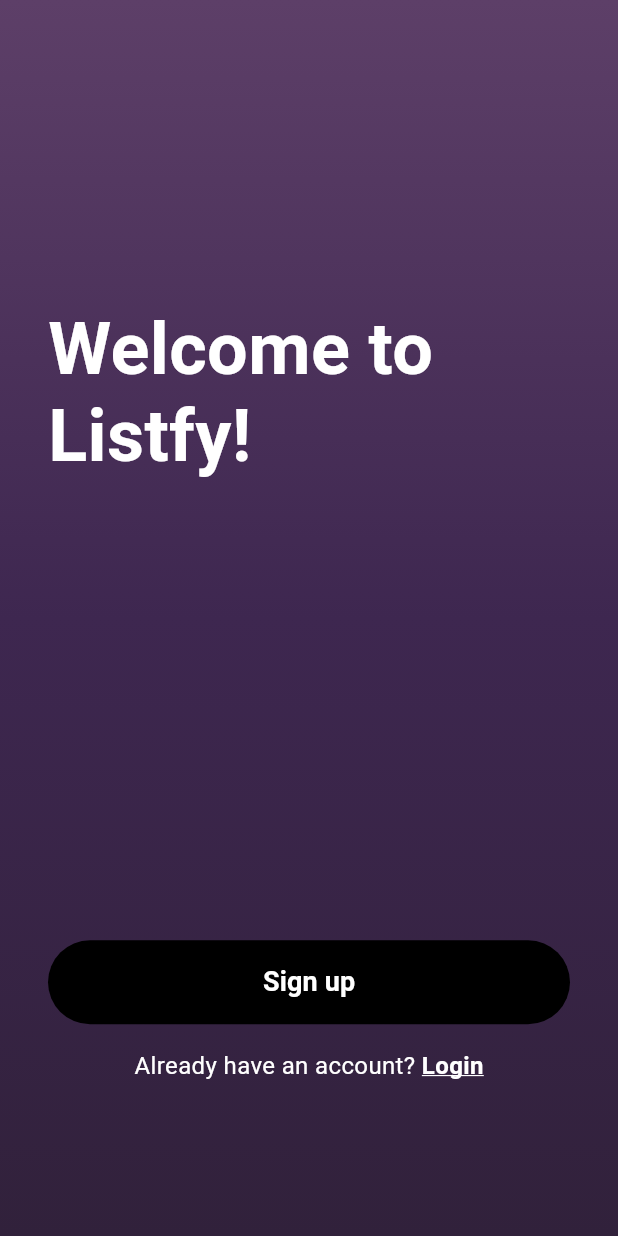
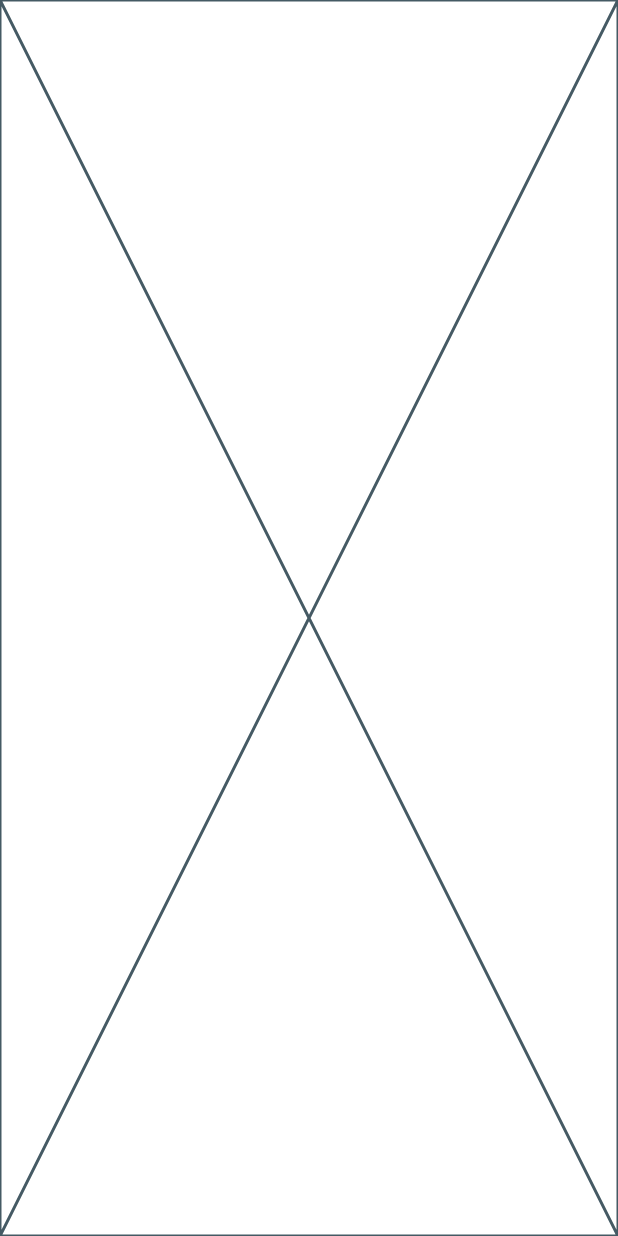
Before and after one commit to DaniloHonda/ListfyApp, a Flutter app: the screen it shows after launch, after a tap on "Sign up", on a phone screen of 412 x 824 dp. Run offline on Flutter 3.47's test engine with Material 3 defaults, Android fonts, the phone set to English and light mode, and no system bars; our stand-ins replace google_fonts; Roboto replaces fonts that are missing (Chivo).

Commit message:
chore: new project folder structure

```diff
--- /dev/null
+++ b/lib/app.dart
@@ -0,0 +1,21 @@
+import 'package:flutter/material.dart';
+import 'package:google_fonts/google_fonts.dart';
+import 'presentation/views/auth/welcome_view.dart';
+
+class MyApp extends StatelessWidget {
+  const MyApp({super.key});
+
+  @override
+  Widget build(BuildContext context) {
+    return MaterialApp(
+      title: 'Listfy',
+      theme: ThemeData(
+        useMaterial3: true,
+        textTheme: GoogleFonts.chivoTextTheme(),
+        colorScheme: ColorScheme.fromSeed(seedColor: Colors.purple),
+      ),
+      home: const WelcomeView(),
+      debugShowCheckedModeBanner: false,
+    );
+  }
+}
--- a/lib/main.dart
+++ b/lib/main.dart
@@ -1,130 +1,5 @@
 import 'package:flutter/material.dart';
-import 'package:google_fonts/google_fonts.dart';
-
-class WelcomeScreen extends StatelessWidget {
-  const WelcomeScreen({super.key});
-
-  @override
-  Widget build(BuildContext context) {
-    return Scaffold(
-      body: Container(
-        decoration: const BoxDecoration(
-          gradient: LinearGradient(
-            begin: Alignment.topCenter,
-            end: Alignment.bottomCenter,
-            colors: [
-              Color.fromARGB(255, 93, 63, 104),
-              Color.fromARGB(255, 62, 39, 80),
-              Color.fromARGB(255, 49, 33, 59),
-            ],
-          ),
-        ),
-        child: SafeArea(
-          child: Padding(
-            padding: const EdgeInsets.symmetric(horizontal: 32.0),
-            child: Column(
-              children: [
-                const Spacer(flex: 2),
-
-                // Título de boas-vindas
-                SizedBox(
-                  width: double.infinity,
-                  child: Text(
-                    'Welcome to\nListfy!',
-                    textAlign: TextAlign.left,
-                    style: TextStyle(
-                      fontSize: 48,
-                      fontWeight: FontWeight.bold,
-                      color: Colors.white,
-                      height: 1.2,
-                      fontFamily: GoogleFonts.chivo().fontFamily,
-                    ),
-                  ),
-                ),
-
-                const Spacer(flex: 3),
-
-                SizedBox(
-                  width: double.infinity,
-                  height: 56,
-                  child: ElevatedButton(
-                    onPressed: () {
-                    },
-                    style: ElevatedButton.styleFrom(
-                      backgroundColor: Colors.black,
-                      foregroundColor: Colors.white,
-                      shape: RoundedRectangleBorder(
-                        borderRadius: BorderRadius.circular(28),
-                      ),
-                      elevation: 0,
-                    ),
-                    child: Text(
-                      'Sign up',
-                      style: TextStyle(
-                        fontSize: 18,
-                        fontWeight: FontWeight.w600,
-                        fontFamily: GoogleFonts.chivo().fontFamily,
-                      ),
-                    ),
-                  ),
-                ),
-
-                const SizedBox(height: 16),
-
-                Row(
-                  mainAxisAlignment: MainAxisAlignment.center,
-                  children: [
-                    Text(
-                      'Already have an account? ',
-                      style: TextStyle(
-                        color: Colors.white,
-                        fontSize: 16,
-                        fontFamily: GoogleFonts.chivo().fontFamily,
-                      ),
-                    ),
-                    GestureDetector(
-                      onTap: () {
-                      },
-                      child:                       Text(
-                        'Login',
-                        style: TextStyle(
-                          color: Colors.white,
-                          fontSize: 16,
-                          fontWeight: FontWeight.w600,
-                          decoration: TextDecoration.underline,
-                          decorationColor: Colors.white,
-                          fontFamily: GoogleFonts.chivo().fontFamily,
-                        ),
-                      ),
-                    ),
-                  ],
-                ),
-
-                const Spacer(flex: 1),
-              ],
-            ),
-          ),
-        ),
-      ),
-    );
-  }
-}
-
-class MyApp extends StatelessWidget {
-  const MyApp({super.key});
-
-  @override
-  Widget build(BuildContext context) {
-    return MaterialApp(
-      title: 'Listfy',
-      theme: ThemeData(
-        primarySwatch: Colors.purple,
-      ),
-      home: const WelcomeScreen(),
-      debugShowCheckedModeBanner: false,
-    );
-  }
-}
+import 'app.dart';
 
 void main() {
   runApp(const MyApp());
--- /dev/null
+++ b/lib/presentation/views/auth/login.dart
@@ -0,0 +1,10 @@
+import 'package:flutter/material.dart';
+
+class Login extends StatelessWidget {
+  const Login({super.key});
+
+  @override
+  Widget build(BuildContext context) {
+    return const Placeholder();
+  }
+}
--- /dev/null
+++ b/lib/presentation/views/auth/register.dart
@@ -0,0 +1,10 @@
+import 'package:flutter/material.dart';
+
+class MyWidget extends StatelessWidget {
+  const MyWidget({super.key});
+
+  @override
+  Widget build(BuildContext context) {
+    return const Placeholder();
+  }
+}
--- /dev/null
+++ b/lib/presentation/views/auth/welcome_view.dart
@@ -0,0 +1,65 @@
+import 'package:flutter/material.dart';
+import 'package:listfy_app/presentation/views/auth/login.dart';
+import 'package:listfy_app/presentation/views/widgets/auth_button.dart';
+import 'package:listfy_app/presentation/views/widgets/login_prompt.dart';
+
+
+class WelcomeView extends StatelessWidget {
+  const WelcomeView({super.key});
+
+  @override
+  Widget build(BuildContext context) {
+    return Scaffold(
+      body: Container(
+        decoration: const BoxDecoration(
+          gradient: LinearGradient(
+            begin: Alignment.topCenter,
+            end: Alignment.bottomCenter,
+            colors: [
+              Color.fromARGB(255, 93, 63, 104),
+              Color.fromARGB(255, 62, 39, 80),
+              Color.fromARGB(255, 49, 33, 59),
+            ],
+          ),
+        ),
+        child: SafeArea(
+          child: Padding(
+            padding: const EdgeInsets.symmetric(horizontal: 32.0),
+            child: Column(
+              children: [
+                const Spacer(flex: 2),
+
+                SizedBox(
+                  width: double.infinity,
+                  child: Text(
+                    'Welcome to\nListfy!',
+                    textAlign: TextAlign.left,
+                    style: TextStyle(
+                      fontSize: 48,
+                      fontWeight: FontWeight.bold,
+                      color: Colors.white,
+                      height: 1.2,
+                    ),
+                  ),
+                ),
+
+                const Spacer(flex: 3),
+
+                AuthButton(
+                  text: 'Sign up',
+                  onPressed: () {
+                    Navigator.pushReplacement(context, MaterialPageRoute(builder:(context) => const Login(),));
+                  },
+                ),
+
+                const SizedBox(height: 16),
+                const LoginPrompt(),
+                const Spacer(flex: 1),
+              ],
+            ),
+          ),
+        ),
+      ),
+    );
+  }
+}
--- /dev/null
+++ b/lib/presentation/views/widgets/auth_button.dart
@@ -0,0 +1,38 @@
+import 'package:flutter/material.dart';
+
+class AuthButton extends StatelessWidget {
+  final String text;
+  final VoidCallback onPressed;
+
+  const AuthButton({
+    super.key,
+    required this.text,
+    required this.onPressed,
+  });
+
+  @override
+  Widget build(BuildContext context) {
+    return SizedBox(
+      width: double.infinity,
+      height: 56,
+      child: ElevatedButton(
+        onPressed: onPressed,
+        style: ElevatedButton.styleFrom(
+          backgroundColor: Colors.black,
+          foregroundColor: Colors.white,
+          shape: RoundedRectangleBorder(
+            borderRadius: BorderRadius.circular(28),
+          ),
+          elevation: 0,
+        ),
+        child: Text(
+          text,
+          style: TextStyle(
+            fontSize: 18,
+            fontWeight: FontWeight.w600,
+          ),
+        ),
+      ),
+    );
+  }
+}
--- /dev/null
+++ b/lib/presentation/views/widgets/login_prompt.dart
@@ -0,0 +1,36 @@
+import 'package:flutter/material.dart';
+
+class LoginPrompt extends StatelessWidget {
+  const LoginPrompt({super.key});
+
+  @override
+  Widget build(BuildContext context) {
+    return Row(
+      mainAxisAlignment: MainAxisAlignment.center,
+      children: [
+        Text(
+          'Already have an account? ',
+          style: TextStyle(
+            color: Colors.white,
+            fontSize: 16,
+          ),
+        ),
+        GestureDetector(
+          onTap: () {
+            Navigator.of(context).pushNamed('/login');
+          },
+          child: Text(
+            'Login',
+            style: TextStyle(
+              color: Colors.white,
+              fontSize: 16,
+              fontWeight: FontWeight.w600,
+              decoration: TextDecoration.underline,
+              decorationColor: Colors.white,
+            ),
+          ),
+        ),
+      ],
+    );
+  }
+}
```
Also changed, not shown: 1 other file.
